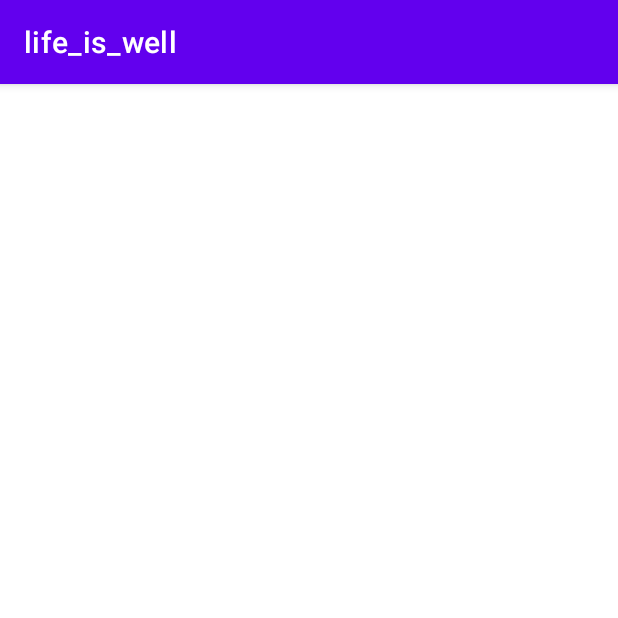
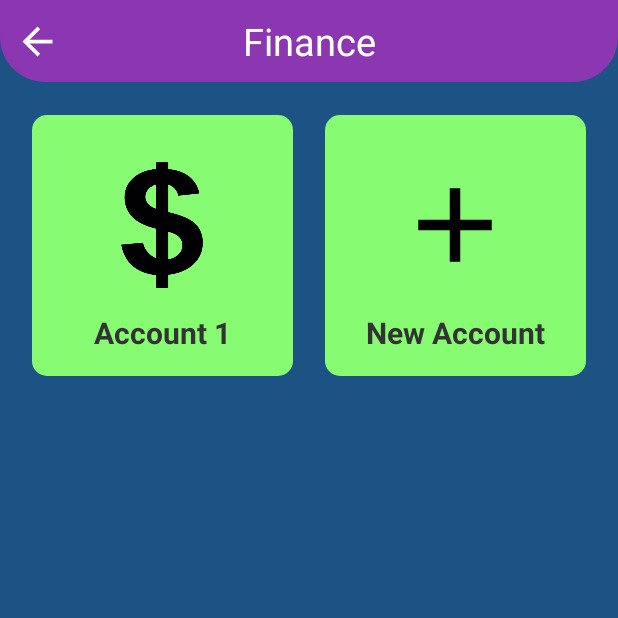
Before and after one commit to theRedAces/life_is_well, an Android app: the FinancePageMain screen opened directly, with no data from a screen before it, on a phone screen of 412 x 824 dp, the top half of it. Run offline under Robolectric (Android 15) with nearby library versions, the light colour scheme and no system bars.

Commit message:
Created layout for finance main page and implemented a back button to navigate back to home

```diff
--- a/app/src/main/AndroidManifest.xml
+++ b/app/src/main/AndroidManifest.xml
@@ -21,6 +21,7 @@
             android:exported="false" />
         <activity
             android:name=".FinancePageMain"
+            android:theme="@style/Theme.Life_is_well_home"
             android:exported="false" />
         <activity
             android:name=".MainActivity"
--- a/app/src/main/java/com/example/life_is_well/FinancePageMain.kt
+++ b/app/src/main/java/com/example/life_is_well/FinancePageMain.kt
@@ -1,11 +1,25 @@
 package com.example.life_is_well
 
+import android.content.Intent
 import androidx.appcompat.app.AppCompatActivity
 import android.os.Bundle
+import android.view.View
 
 class FinancePageMain : AppCompatActivity() {
     override fun onCreate(savedInstanceState: Bundle?) {
         super.onCreate(savedInstanceState)
         setContentView(R.layout.activity_finance_page_main)
     }
+
+    fun financeBackBtn(view: View) {
+
+        val intent = Intent(this,MainActivity::class.java )
+        startActivity(intent)
+
+    }
+
+
+    fun accountBtnMain(view: View) {}
+    fun financeAddBtn(view: View) {}
+
 }
--- /dev/null
+++ b/app/src/main/res/drawable/ic_baseline_arrow_back.xml
@@ -0,0 +1,5 @@
+<vector android:autoMirrored="true" android:height="24dp"
+    android:tint="#000000" android:viewportHeight="24"
+    android:viewportWidth="24" android:width="24dp" xmlns:android="http://schemas.android.com/apk/res/android">
+    <path android:fillColor="@android:color/white" android:pathData="M20,11H7.83l5.59,-5.59L12,4l-8,8 8,8 1.41,-1.41L7.83,13H20v-2z"/>
+</vector>
--- a/app/src/main/res/layout/activity_finance_page_main.xml
+++ b/app/src/main/res/layout/activity_finance_page_main.xml
@@ -4,6 +4,135 @@
     xmlns:tools="http://schemas.android.com/tools"
     android:layout_width="match_parent"
     android:layout_height="match_parent"
+    android:background="@color/colorBackgroundHome"
     tools:context=".FinancePageMain">
 
+    <androidx.constraintlayout.widget.ConstraintLayout
+        android:id="@+id/layoutHeaderFinance"
+        android:layout_width="match_parent"
+        android:layout_height="wrap_content"
+        android:background="@drawable/home_page_header_background"
+        android:padding="10dp"
+        app:layout_constraintTop_toTopOf="parent">
+
+        <TextView
+            android:id="@+id/titleFinance"
+            android:layout_width="wrap_content"
+            android:layout_height="wrap_content"
+            android:gravity="center"
+            android:text="@string/finance"
+            android:textColor="@color/colorWhiteHome"
+            android:textSize="25sp"
+            app:layout_constraintBottom_toBottomOf="parent"
+            app:layout_constraintEnd_toEndOf="parent"
+            app:layout_constraintStart_toEndOf="parent"
+            app:layout_constraintStart_toStartOf="parent"
+            app:layout_constraintTop_toTopOf="parent" />
+
+        <ImageView
+            android:onClick="financeBackBtn"
+            android:id="@+id/backBtn"
+            android:layout_width="30dp"
+            android:layout_height="30dp"
+            android:layout_marginEnd="15dp"
+            android:contentDescription="@string/app_name"
+            android:src="@drawable/ic_baseline_arrow_back"
+            app:tint="@color/colorWhiteHome"
+            app:layout_constraintBottom_toBottomOf="@id/titleFinance"
+            app:layout_constraintStart_toStartOf="parent"
+            app:layout_constraintTop_toTopOf="@id/titleFinance" />
+
+    </androidx.constraintlayout.widget.ConstraintLayout>
+
+    <ScrollView
+        android:layout_width="match_parent"
+        android:layout_height="0dp"
+        android:overScrollMode="never"
+        android:scrollbars="none"
+        app:layout_constraintBottom_toBottomOf="parent"
+        app:layout_constraintTop_toBottomOf="@id/layoutHeaderFinance">
+
+        <androidx.constraintlayout.widget.ConstraintLayout
+            android:layout_width="match_parent"
+            android:layout_height="wrap_content">
+
+
+
+            <LinearLayout
+                android:onClick="accountBtnMain"
+                android:id="@+id/financeAccount1"
+                android:layout_width="0dp"
+                android:layout_height="wrap_content"
+                android:layout_marginTop="22dp"
+                android:background="@drawable/home_page_finance_btn_background"
+                android:gravity="center"
+                android:orientation="vertical"
+                android:padding="15dp"
+                app:layout_constraintDimensionRatio="H, 1:1"
+                app:layout_constraintEnd_toStartOf="@id/financeAddBtn"
+                app:layout_constraintStart_toStartOf="parent"
+                app:layout_constraintTop_toTopOf="parent">
+
+                <ImageView
+                    android:layout_width="100dp"
+                    android:layout_height="100dp"
+                    android:layout_margin="8dp"
+                    android:contentDescription="@string/app_name"
+                    android:padding="8dp"
+                    android:src="@drawable/finance" />
+
+                <TextView
+                    android:layout_width="match_parent"
+                    android:layout_height="wrap_content"
+                    android:gravity="center"
+                    android:text="@string/account"
+                    android:textColor="@color/colorAccentHome"
+                    android:textSize="20sp"
+                    android:textStyle="bold" />
+
+
+            </LinearLayout>
+
+            <LinearLayout
+                android:onClick="financeAddBtn"
+                android:id="@+id/financeAddBtn"
+                android:layout_width="0dp"
+                android:layout_height="wrap_content"
+                android:layout_marginTop="22dp"
+                android:background="@drawable/home_page_finance_btn_background"
+                android:gravity="center"
+                android:orientation="vertical"
+                android:padding="15dp"
+                app:layout_constraintDimensionRatio="H, 1:1"
+                app:layout_constraintEnd_toEndOf="parent"
+                app:layout_constraintStart_toEndOf="@id/financeAccount1"
+                app:layout_constraintTop_toTopOf="parent">
+
+                <ImageView
+                    android:layout_width="100dp"
+                    android:layout_height="100dp"
+                    android:layout_margin="8dp"
+                    android:contentDescription="@string/app_name"
+                    android:padding="8dp"
+                    android:src="@drawable/ic_baseline_add" />
+
+                <TextView
+                    android:layout_width="match_parent"
+                    android:layout_height="wrap_content"
+                    android:gravity="center"
+                    android:text="@string/new_account"
+                    android:textColor="@color/colorAccentHome"
+                    android:textSize="20sp"
+                    android:textStyle="bold" />
+
+
+            </LinearLayout>
+
+
+        </androidx.constraintlayout.widget.ConstraintLayout>
+
+
+
+    </ScrollView>
+
 </androidx.constraintlayout.widget.ConstraintLayout>
--- a/app/src/main/res/layout/activity_health_page_main.xml
+++ b/app/src/main/res/layout/activity_health_page_main.xml
@@ -6,4 +6,7 @@
     android:layout_height="match_parent"
     tools:context=".HealthPageMain">
 
+
+
+
 </androidx.constraintlayout.widget.ConstraintLayout>
--- a/app/src/main/res/layout/activity_mental_page_main.xml
+++ b/app/src/main/res/layout/activity_mental_page_main.xml
@@ -6,4 +6,6 @@
     android:layout_height="match_parent"
     tools:context=".MentalPageMain">
 
+
+
 </androidx.constraintlayout.widget.ConstraintLayout>
--- a/app/src/main/res/values/strings.xml
+++ b/app/src/main/res/values/strings.xml
@@ -5,4 +5,6 @@
     <string name="health">Health</string>
     <string name="finance">Finance</string>
     <string name="lifeiswell">LifeIsWell</string>
+    <string name="account">Account 1</string>
+    <string name="new_account">New Account</string>
 </resources>
```
